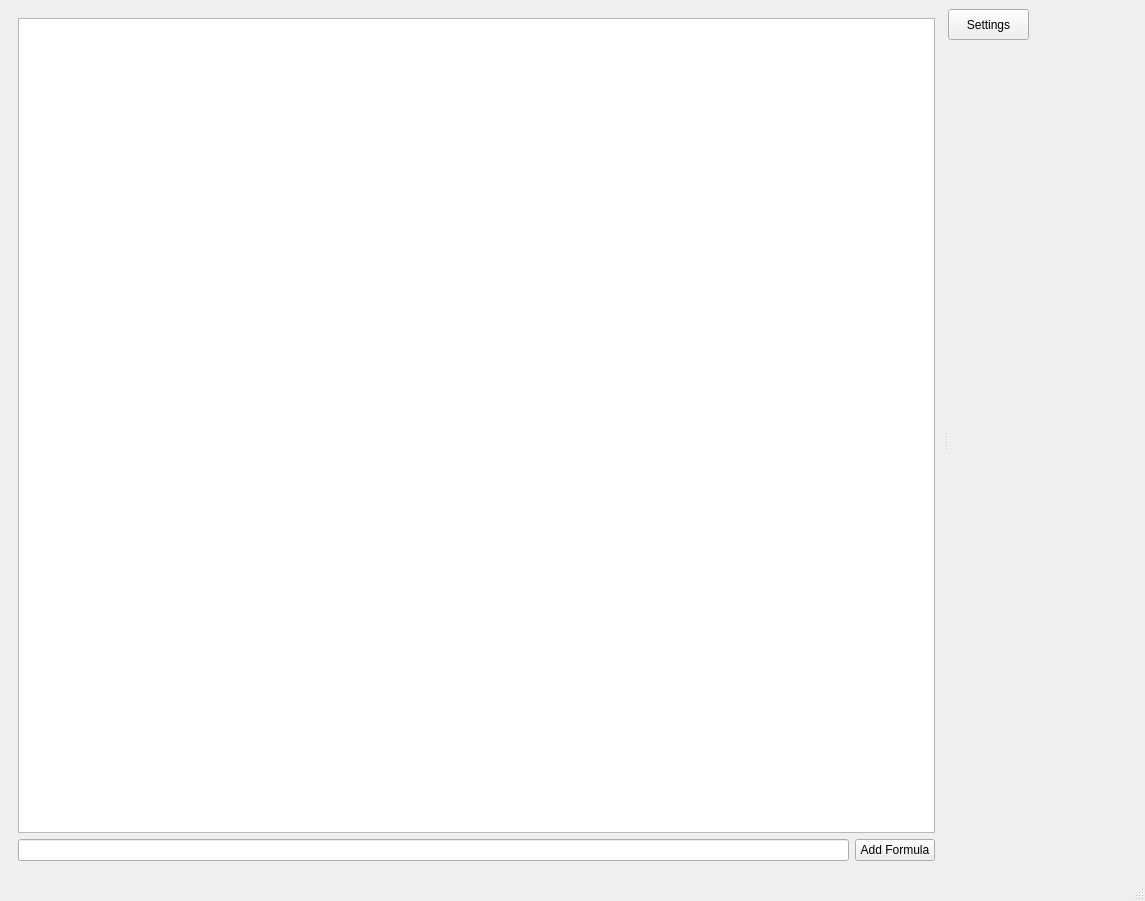
Old version of the form mainwindow.ui in the repository sibenshtern/mipt_project.
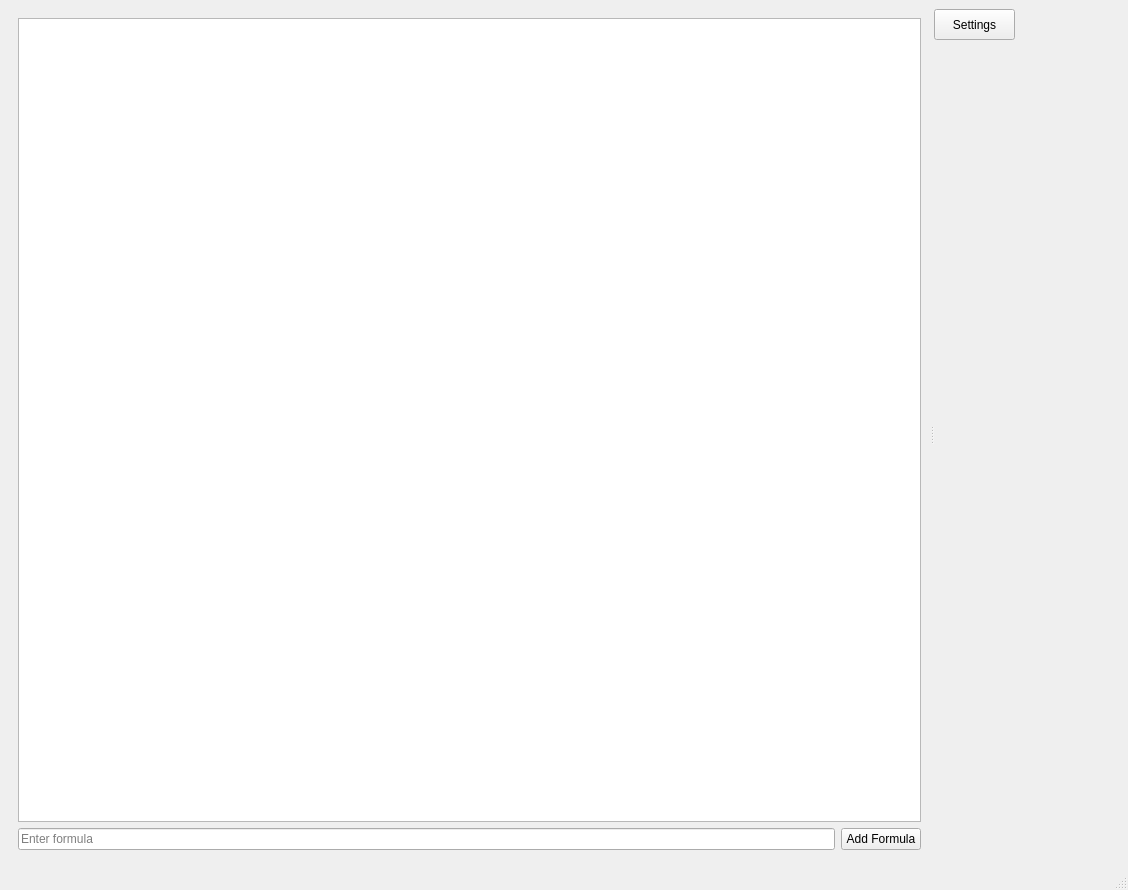
New version of the form. The open tabs and pages were chosen to show the change. Icons and pictures are not drawn. Custom widgets are drawn as their Qt base class.

What changed in the file:
```diff
--- a/mainwindow.ui
+++ b/mainwindow.ui
@@ -6,8 +6,8 @@
    <rect>
     <x>0</x>
     <y>0</y>
-    <width>1145</width>
-    <height>901</height>
+    <width>1128</width>
+    <height>890</height>
    </rect>
   </property>
   <property name="windowTitle">
@@ -188,7 +188,14 @@
              <item>
               <layout class="QHBoxLayout" name="ParserLayout">
                <item>
-                <widget class="QLineEdit" name="lineEdit"/>
+                <widget class="QLineEdit" name="lineEdit">
+                 <property name="placeholderText">
+                  <string>Enter formula</string>
+                 </property>
+                 <property name="clearButtonEnabled">
+                  <bool>false</bool>
+                 </property>
+                </widget>
                </item>
                <item>
                 <widget class="QPushButton" name="AddFormulaButton">
```
Left out of the diff: 13 changed lines with no effect on the pictures.
